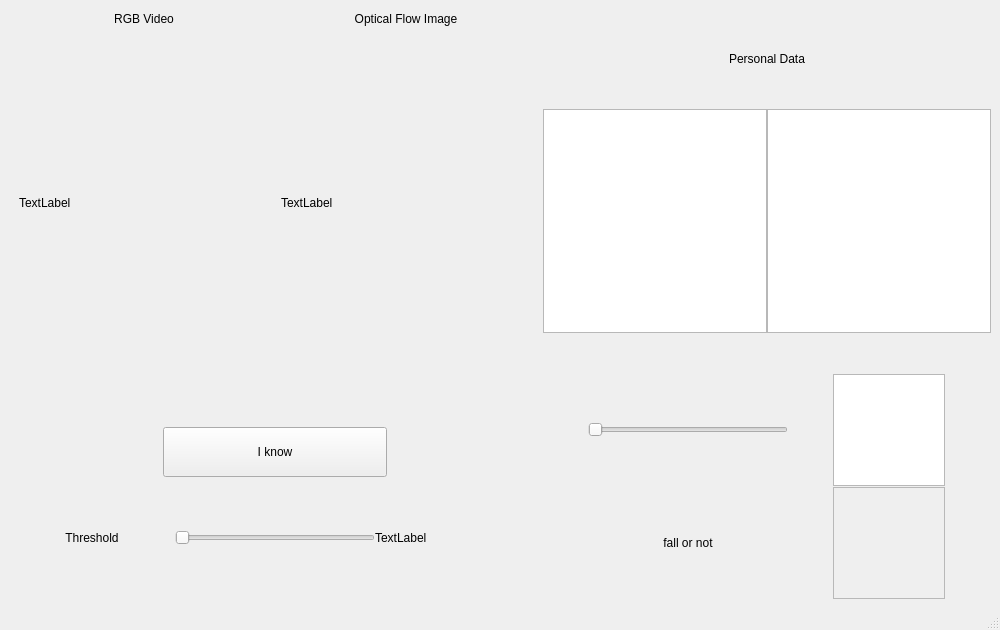
This is windows/untitled.ui in NeonHo/Nirvana_Fall_Detection_System as Qt 5 draws it before an edit. The edited form follows.
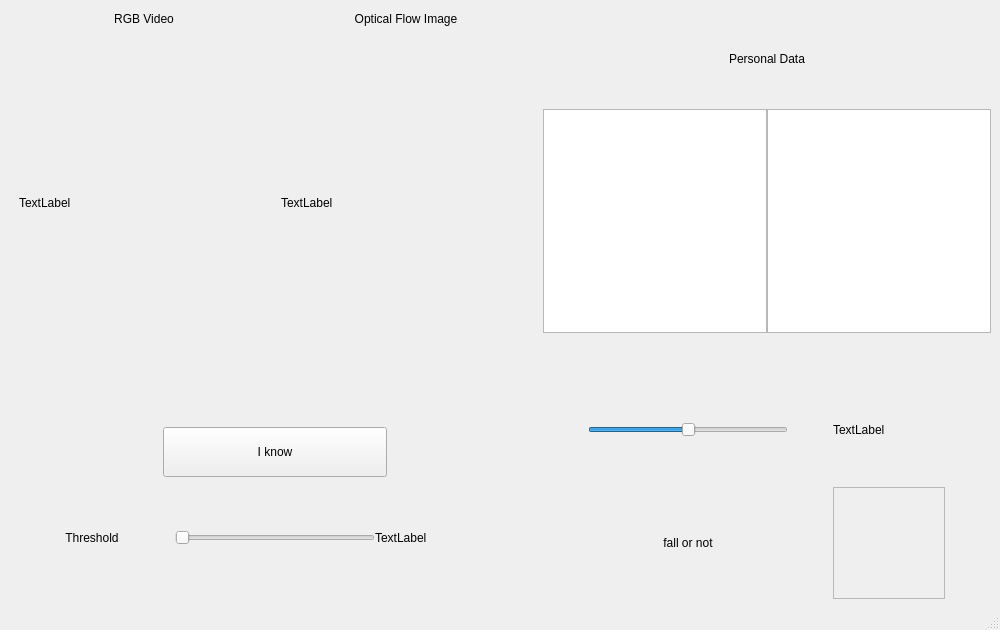
This is the edited form.

Patch:
```diff
--- a/windows/untitled.ui
+++ b/windows/untitled.ui
@@ -52,22 +52,6 @@
         <property name="verticalSpacing">
          <number>1</number>
         </property>
-        <item row="2" column="2">
-         <widget class="QGraphicsView" name="graphicsView">
-          <property name="minimumSize">
-           <size>
-            <width>112</width>
-            <height>112</height>
-           </size>
-          </property>
-          <property name="maximumSize">
-           <size>
-            <width>112</width>
-            <height>112</height>
-           </size>
-          </property>
-         </widget>
-        </item>
         <item row="2" column="1">
          <widget class="QSlider" name="horizontalSlider_sound">
           <property name="minimumSize">
@@ -82,6 +66,12 @@
             <height>20</height>
            </size>
           </property>
+          <property name="maximum">
+           <number>100</number>
+          </property>
+          <property name="value">
+           <number>50</number>
+          </property>
           <property name="orientation">
            <enum>Qt::Horizontal</enum>
           </property>
@@ -122,6 +112,25 @@
           </property>
          </widget>
         </item>
+        <item row="2" column="2">
+         <widget class="QLabel" name="label_sound">
+          <property name="minimumSize">
+           <size>
+            <width>112</width>
+            <height>112</height>
+           </size>
+          </property>
+          <property name="maximumSize">
+           <size>
+            <width>112</width>
+            <height>112</height>
+           </size>
+          </property>
+          <property name="text">
+           <string>TextLabel</string>
+          </property>
+         </widget>
+        </item>
        </layout>
       </item>
       <item row="0" column="1">
```
Left out of the diff: 2 changed lines with no effect on the pictures.
